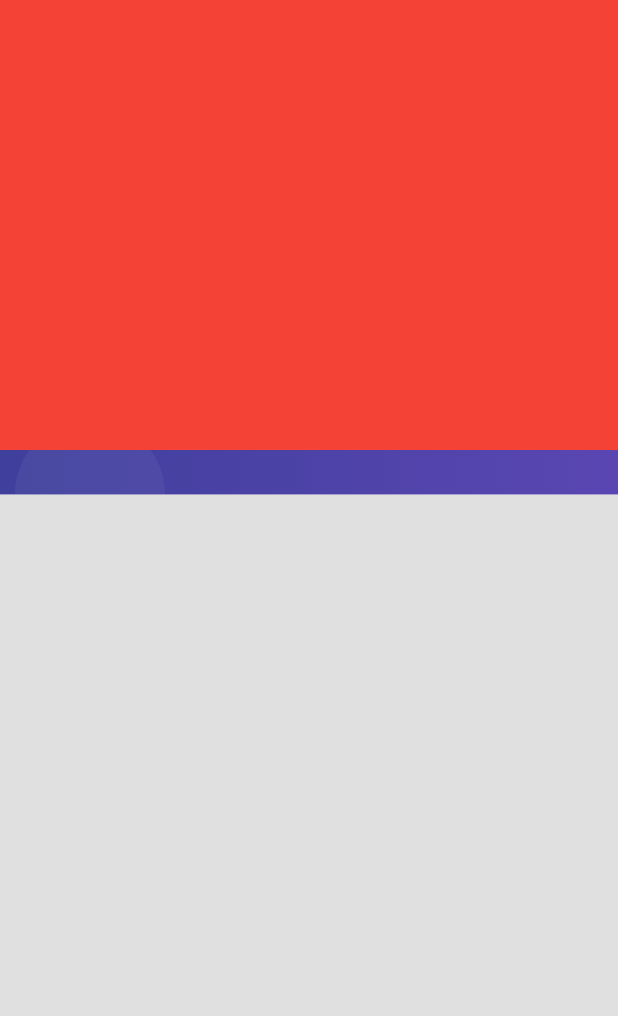
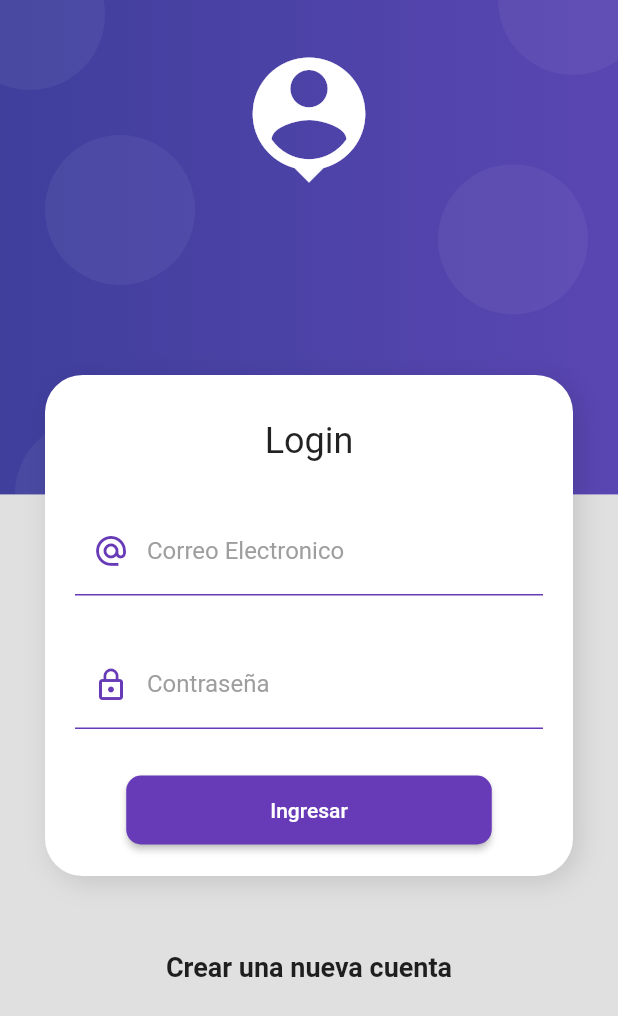
Before and after one commit to LuisFelipePoma/DartFlutter-Course, a Flutter app: the screen it shows after launch, on a phone screen of 412 x 824 dp. Shown: the top 1016 px of the screen. Run offline on Flutter 3.47's test engine with Material 2 defaults, Android fonts, the phone set to English and light mode, and no system bars; our stand-ins replace card_swiper, google_maps_flutter, shared_preferences, sqflite; missing offline and left inert: flutter_barcode_scanner; accounts and stored records are empty.

Commit message:
login forms validate key http simulator loading

```diff
--- /dev/null
+++ b/src/Projects/productos_app/lib/providers/login_form_provider.dart
@@ -0,0 +1,18 @@
+import 'package:flutter/material.dart';
+
+class LoginFormProvider extends ChangeNotifier {
+  GlobalKey<FormState> formKey = GlobalKey<FormState>();
+
+  String email = '';
+  String password = '';
+  bool _isLoading = false;
+
+  bool get isLoading => _isLoading;
+	set isLoading(bool value){
+		_isLoading = value;
+		notifyListeners();
+	}
+  bool isValidForm() {
+    return formKey.currentState?.validate() ?? false;
+  }
+}
--- a/src/Projects/productos_app/lib/screens/login_screen.dart
+++ b/src/Projects/productos_app/lib/screens/login_screen.dart
@@ -1,5 +1,8 @@
 import 'package:flutter/material.dart';
+import 'package:productos_app/providers/login_form_provider.dart';
+import 'package:productos_app/ui/input_decoration.dart';
 import 'package:productos_app/widgets/widgets.dart';
+import 'package:provider/provider.dart';
 
 class LoginScreen extends StatelessWidget {
   const LoginScreen({Key? key}) : super(key: key);
@@ -8,12 +11,112 @@ class LoginScreen extends StatelessWidget {
   Widget build(BuildContext context) {
     return Scaffold(
       body: AuthBackground(
-        child: Container(
-          width: double.infinity,
-          height: 300,
-          color: Colors.red,
+        child: SingleChildScrollView(
+          child: Column(
+            children: [
+              const SizedBox(height: 250),
+              CardContainer(
+                child: Column(
+                  children: [
+                    const SizedBox(height: 10),
+                    Text('Login',
+                        style: Theme.of(context).textTheme.headlineSmall),
+                    const SizedBox(height: 30),
+                    ChangeNotifierProvider(
+                      create: (_) => LoginFormProvider(),
+                      child: const _LoginForm(),
+                    )
+                  ],
+                ),
+              ),
+              const SizedBox(height: 50),
+              const Text('Crear una nueva cuenta',
+                  style: TextStyle(fontSize: 18, fontWeight: FontWeight.bold)),
+              const SizedBox(height: 50),
+            ],
+          ),
         ),
       ),
     );
   }
 }
+
+class _LoginForm extends StatelessWidget {
+  const _LoginForm();
+
+  @override
+  Widget build(BuildContext context) {
+    final loginForm = Provider.of<LoginFormProvider>(context);
+
+    return Container(
+      child: Form(
+        key: loginForm.formKey,
+        autovalidateMode: AutovalidateMode.onUserInteraction,
+        child: Column(
+          children: [
+            TextFormField(
+              autocorrect: false,
+              keyboardType: TextInputType.emailAddress,
+              decoration: InputDecorations.authinputDecoration(
+                hintText: 'john.aud@gmail.com',
+                labelText: 'Correo Electronico',
+                prefixIcon: Icons.alternate_email_outlined,
+              ),
+              onChanged: (value) => loginForm.email = value,
+              validator: (value) {
+                String pattern =
+                    r'^(([^<>()[\]\\.,;:\s@\"]+(\.[^<>()[\]\\.,;:\s@\"]+)*)|(\".+\"))@((\[[0-9]{1,3}\.[0-9]{1,3}\.[0-9]{1,3}\.[0-9]{1,3}\])|(([a-zA-Z\-0-9]+\.)+[a-zA-Z]{2,}))$';
+                RegExp regExp = RegExp(pattern);
+                return regExp.hasMatch(value ?? '')
+                    ? null
+                    : 'El valor ingresado no luce como un correo';
+              },
+            ),
+            const SizedBox(height: 30),
+            TextFormField(
+                autocorrect: false,
+                obscureText: true,
+                keyboardType: TextInputType.visiblePassword,
+                decoration: InputDecorations.authinputDecoration(
+                  hintText: '**********',
+                  labelText: 'Contraseña',
+                  prefixIcon: Icons.lock_outline,
+                ),
+                onChanged: (value) => loginForm.password = value,
+                validator: (value) {
+                  return value != null && value.length >= 6
+                      ? null
+                      : 'Contraseña debe de ser de 6 caracteres';
+                }),
+            const SizedBox(height: 30),
+            MaterialButton(
+              shape: RoundedRectangleBorder(
+                borderRadius: BorderRadius.circular(10),
+              ),
+              disabledColor: Colors.grey,
+              color: Colors.deepPurple,
+              onPressed: loginForm.isLoading
+                  ? null
+                  : () async {
+                      FocusScope.of(context).unfocus();
+                      if (!loginForm.isValidForm()) return;
+                      loginForm.isLoading = true;
+                      await Future.delayed(const Duration(seconds: 2));
+                      loginForm.isLoading = false;
+                      Navigator.pushReplacementNamed(context, 'home');
+                    },
+              child: Container(
+                padding:
+                    const EdgeInsets.symmetric(horizontal: 80, vertical: 15),
+                child: Text(
+                  loginForm.isLoading ? 'Espere....' : 'Ingresar',
+                  style: const TextStyle(color: Colors.white),
+                ),
+              ),
+            ),
+          ],
+        ),
+      ),
+    );
+  }
+}
--- /dev/null
+++ b/src/Projects/productos_app/lib/ui/input_decoration.dart
@@ -0,0 +1,27 @@
+import 'package:flutter/material.dart';
+
+class InputDecorations {
+  static InputDecoration authinputDecoration({
+    required String hintText,
+    required String labelText,
+    IconData? prefixIcon,
+  }) {
+    return InputDecoration(
+      enabledBorder: const UnderlineInputBorder(
+        borderSide: BorderSide(color: Colors.deepPurple),
+      ),
+      focusedBorder: const UnderlineInputBorder(
+        borderSide: BorderSide(
+          color: Colors.deepPurple,
+          width: 2,
+        ),
+      ),
+      hintText: hintText,
+      labelText: labelText,
+      labelStyle: const TextStyle(color: Colors.grey),
+      prefixIcon: prefixIcon != null
+          ? Icon(prefixIcon, color: Colors.deepPurple)
+          : null,
+    );
+  }
+}
--- /dev/null
+++ b/src/Projects/productos_app/lib/widgets/card_container.dart
@@ -0,0 +1,31 @@
+import 'package:flutter/material.dart';
+
+class CardContainer extends StatelessWidget {
+  const CardContainer({super.key, required this.child});
+
+  final Widget child;
+
+  @override
+  Widget build(BuildContext context) {
+    return Padding(
+      padding: const EdgeInsets.symmetric(horizontal: 30),
+      child: Container(
+        width: double.infinity,
+        padding: const EdgeInsets.all(20),
+        decoration: _createCardShape(),
+        child: child,
+      ),
+    );
+  }
+
+  BoxDecoration _createCardShape() => BoxDecoration(
+          color: Colors.white,
+          borderRadius: BorderRadius.circular(25),
+          boxShadow: const [
+            BoxShadow(
+              color: Colors.black12,
+              blurRadius: 15,
+              offset: Offset(4, 4),
+            ),
+          ]);
+}
--- a/src/Projects/productos_app/lib/widgets/widgets.dart
+++ b/src/Projects/productos_app/lib/widgets/widgets.dart
@@ -1 +1,2 @@
 export 'package:productos_app/widgets/auth_background.dart';
+export 'package:productos_app/widgets/card_container.dart';
```
Also changed, not shown: src/Projects/productos_app/pubspec.yaml (+4 -12 lines).
